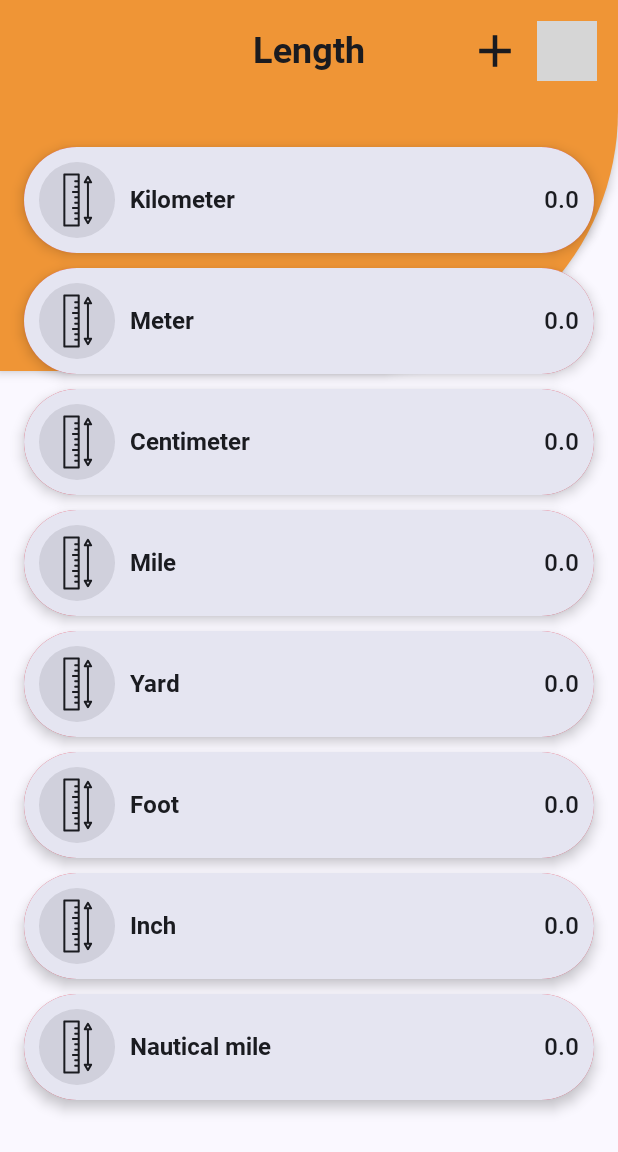
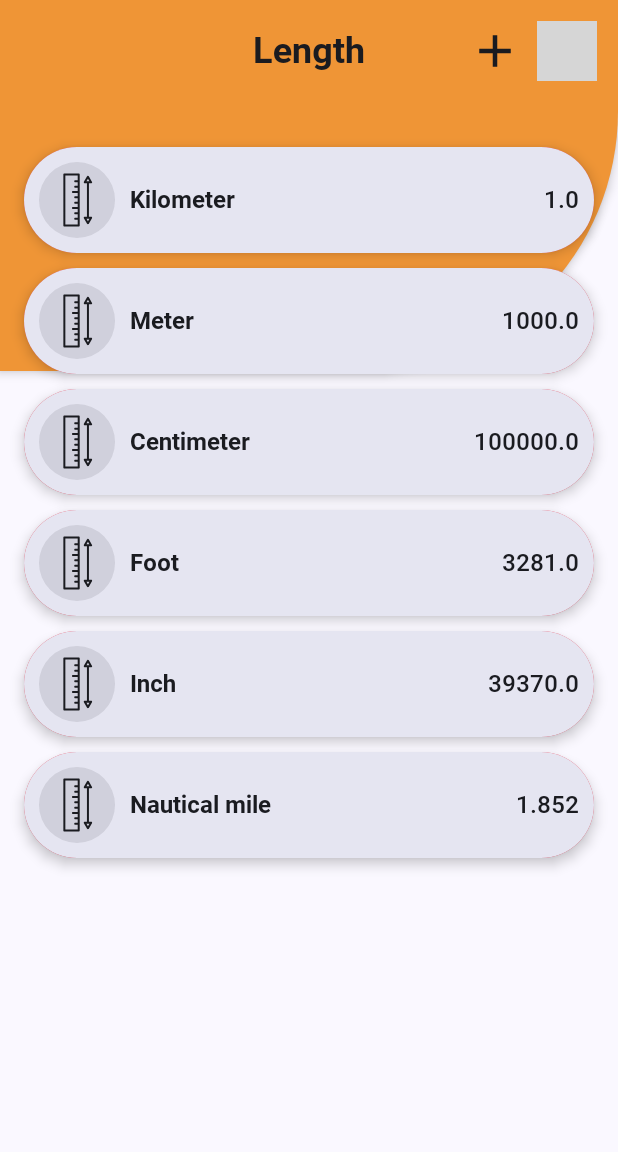
Before and after one commit to fernando-rauber/MeasureMe, an Android app built with Jetpack Compose: the screen it shows after launch (MainActivity), on a phone screen of 412 x 824 dp. Shown: the top 1152 px of the screen. Run offline under Robolectric (Android 15) with nearby library versions, the phone set to English and light mode, and no system bars; our stand-ins replace Room's generated code; grey boxes are pictures that could not be loaded.

Commit message:
Length Page updated

```diff
--- a/app/src/main/java/uk/fernando/measure/database/MyDatabase.kt
+++ b/app/src/main/java/uk/fernando/measure/database/MyDatabase.kt
@@ -2,10 +2,12 @@ package uk.fernando.measure.database
 
 import androidx.room.Database
 import androidx.room.RoomDatabase
+import androidx.room.TypeConverters
+import uk.fernando.measure.database.converter.DateTypeConverter
 import uk.fernando.measure.database.dao.UnitDao
 import uk.fernando.measure.database.entity.LengthUnitEntity
 
-
+@TypeConverters(DateTypeConverter::class)
 @Database(
     version = DATABASE_VERSION,
     exportSchema = false,
--- /dev/null
+++ b/app/src/main/java/uk/fernando/measure/database/converter/DateTypeConverter.kt
@@ -0,0 +1,13 @@
+package uk.fernando.measure.database.converter
+
+import androidx.room.TypeConverter
+import java.util.*
+
+class DateTypeConverter {
+
+    @TypeConverter
+    fun serializeDate(date: Date?): Long? = date?.time
+
+    @TypeConverter
+    fun deserializeDate(timestamp: Long?): Date? = timestamp?.let { Date(it) }
+}
--- a/app/src/main/java/uk/fernando/measure/database/entity/LengthUnitEntity.kt
+++ b/app/src/main/java/uk/fernando/measure/database/entity/LengthUnitEntity.kt
@@ -3,14 +3,17 @@ package uk.fernando.measure.database.entity
 import androidx.room.Entity
 import androidx.room.PrimaryKey
 import java.io.Serializable
+import java.util.*
 
 @Entity(tableName = LengthUnitEntity.NAME)
 data class LengthUnitEntity(
     @PrimaryKey
-    val id: Int = 0,
+    val id: Int,
     val name: String = "",
+    val type: Int,
     val multiple: Double = 0.0,
-    var amount: Double = 0.0
+    var amount: Double = 0.0,
+    val date: Date = Date()
 ) : Serializable {
 
     companion object {
--- a/app/src/main/java/uk/fernando/measure/datastore/PrefsStore.kt
+++ b/app/src/main/java/uk/fernando/measure/datastore/PrefsStore.kt
@@ -8,7 +8,13 @@ interface PrefsStore {
     fun isPremium(): Flow<Boolean>
     fun isDarkMode(): Flow<Boolean>
 
+    suspend fun getLength(): Double
+    suspend fun getWeight(): Double
+
     suspend fun storeFirstTime(value: Boolean)
     suspend fun storePremium(value: Boolean)
     suspend fun storeDarkMode(value: Boolean)
+
+    suspend fun storeLength(value: Double)
+    suspend fun storeWeight(value: Double)
 }
--- a/app/src/main/java/uk/fernando/measure/di/KoinModule.kt
+++ b/app/src/main/java/uk/fernando/measure/di/KoinModule.kt
@@ -51,13 +51,13 @@ object KoinModule {
         get() = module {
             factory { FirstTimeRepository(get()) }
             factory { UnitRepository(get()) }
-            factory { AddUnitRepository(get()) }
+            factory { AddUnitRepository(get(), get()) }
         }
 
     private val viewModelModule: Module
         get() = module {
 
-            viewModel { HomeViewModel(get()) }
+            viewModel { HomeViewModel(get(),get()) }
             viewModel { AddUnitViewModel(get()) }
             viewModel { SettingsViewModel(get(),get()) }
             viewModel { SplashViewModel(get(), get()) }
--- a/app/src/main/java/uk/fernando/measure/page/HomePage.kt
+++ b/app/src/main/java/uk/fernando/measure/page/HomePage.kt
@@ -11,6 +11,7 @@ import androidx.compose.material3.Icon
 import androidx.compose.material3.IconButton
 import androidx.compose.material3.MaterialTheme
 import androidx.compose.runtime.Composable
+import androidx.compose.runtime.LaunchedEffect
 import androidx.compose.runtime.key
 import androidx.compose.ui.Alignment
 import androidx.compose.ui.Modifier
@@ -37,6 +38,10 @@ fun HomePage(
     navController: NavController = NavController(LocalContext.current),
     viewModel: HomeViewModel = getViewModel()
 ) {
+    LaunchedEffect(Unit) {
+        viewModel.fetchLengthUnits()
+    }
+
     Column {
         NavigationBar(navController)
 
@@ -83,7 +88,7 @@ private fun MeasureList(modifier: Modifier, viewModel: HomeViewModel) {
     ) {
 
         items(viewModel.lengthUnit.value) { unit ->
-            key(unit.id) {
+            key(unit.id, unit.date.time) {
                 MySwipeDelete(
                     item = unit,
                     background = {
--- a/app/src/main/java/uk/fernando/measure/repository/FirstTimeRepository.kt
+++ b/app/src/main/java/uk/fernando/measure/repository/FirstTimeRepository.kt
@@ -10,17 +10,17 @@ class FirstTimeRepository(private val dao: UnitDao) {
     suspend fun setUpDatabase() = withContext(Dispatchers.IO) {
         val list = mutableListOf<LengthUnitEntity>()
 
-        list.add(LengthUnitEntity(1, "Kilometer", 1.0))
-        list.add(LengthUnitEntity(2, "Meter", 1000.0))
-        list.add(LengthUnitEntity(3, "Centimeter", 100000.0))
-//        list.add(LengthUnitEntity(4, "Millimeter", 10.0))
-//        list.add(LengthUnitEntity(5, "Micrometer", 10.0))
-//        list.add(LengthUnitEntity(6, "Nanometer", 10.0))
-        list.add(LengthUnitEntity(7, "Mile", 1.609))
-        list.add(LengthUnitEntity(8, "Yard", 1094.0))
-        list.add(LengthUnitEntity(9, "Foot", 3281.0))
-        list.add(LengthUnitEntity(10, "Inch", 39370.0))
-        list.add(LengthUnitEntity(11, "Nautical mile", 1.852))
+        list.add(LengthUnitEntity(1, "Kilometer", 1, 1.0, 1.0))
+        list.add(LengthUnitEntity(2, "Meter", 1, 1000.0, 1000.0))
+        list.add(LengthUnitEntity(3, "Centimeter", 1, 100000.0, 100000.0))
+//        list.add(LengthUnitEntity(4, "Millimeter", 1,10.0))
+//        list.add(LengthUnitEntity(5, "Micrometer",1, 10.0))
+//        list.add(LengthUnitEntity(6, "Nanometer", 1,10.0))
+//        list.add(LengthUnitEntity(7, "Mile", 1,1.609,1.609))
+//        list.add(LengthUnitEntity(8, "Yard", 1,1094.0,1094.0))
+        list.add(LengthUnitEntity(9, "Foot", 1, 3281.0, 3281.0))
+        list.add(LengthUnitEntity(10, "Inch", 1, 39370.0, 39370.0))
+        list.add(LengthUnitEntity(11, "Nautical mile", 1, 1.852, 1.852))
 
         dao.insertAll(list)
     }
--- a/app/src/main/java/uk/fernando/measure/viewmodel/AddUnitViewModel.kt
+++ b/app/src/main/java/uk/fernando/measure/viewmodel/AddUnitViewModel.kt
@@ -3,6 +3,7 @@ package uk.fernando.measure.viewmodel
 import androidx.compose.runtime.mutableStateListOf
 import androidx.compose.runtime.mutableStateOf
 import uk.fernando.measure.database.entity.LengthUnitEntity
+import uk.fernando.measure.datastore.PrefsStore
 import uk.fernando.measure.repository.AddUnitRepository
 
 
@@ -20,7 +21,7 @@ class AddUnitViewModel(private val rep: AddUnitRepository) : BaseViewModel() {
         launchDefault {
             unitList.remove(unit)
 
-            rep.addUnit(unit)
+            rep.addUnitLength(unit)
         }
     }
 }
--- a/app/src/main/java/uk/fernando/measure/viewmodel/HomeViewModel.kt
+++ b/app/src/main/java/uk/fernando/measure/viewmodel/HomeViewModel.kt
@@ -2,16 +2,16 @@ package uk.fernando.measure.viewmodel
 
 import androidx.compose.runtime.mutableStateOf
 import uk.fernando.measure.database.entity.LengthUnitEntity
+import uk.fernando.measure.datastore.PrefsStore
+import uk.fernando.measure.ext.roundOffDecimal
 import uk.fernando.measure.repository.UnitRepository
-import java.math.RoundingMode
-import java.text.DecimalFormat
 
 
-class HomeViewModel(private val rep: UnitRepository) : BaseViewModel() {
+class HomeViewModel(private val rep: UnitRepository, private val prefs: PrefsStore) : BaseViewModel() {
 
     val lengthUnit = mutableStateOf(emptyList<LengthUnitEntity>())
 
-    init {
+    fun fetchLengthUnits(){
         launchDefault {
             lengthUnit.value = rep.getUnitList()
         }
@@ -27,8 +27,11 @@ class HomeViewModel(private val rep: UnitRepository) : BaseViewModel() {
             val backupList = lengthUnit.value
 
             backupList.forEach { unit ->
-                unit.amount = roundOffDecimal(unit.multiple * baseUnit)
+                unit.amount = (unit.multiple * baseUnit).roundOffDecimal()
             }
+
+            // Store so can use when add a new unit
+            prefs.storeLength(baseUnit)
 
             rep.updateAll(backupList)
 
@@ -41,9 +44,4 @@ class HomeViewModel(private val rep: UnitRepository) : BaseViewModel() {
         launchIO { rep.deleteUnit(unit) }
     }
 
-    private fun roundOffDecimal(number: Double): Double {
-        val df = DecimalFormat("#.###")
-        df.roundingMode = RoundingMode.CEILING
-        return df.format(number).toDouble()
-    }
 }
```
Also changed, not shown: app/src/main/java/uk/fernando/measure/component/unit/UnitCard.kt (+4 -3 lines), app/src/main/java/uk/fernando/measure/datastore/PrefsStoreImpl.kt (+20 -0 lines), app/src/main/java/uk/fernando/measure/ext/UtilExtension.kt (+8 -0 lines), app/src/main/java/uk/fernando/measure/repository/AddUnitRepository.kt (+16 -13 lines).
